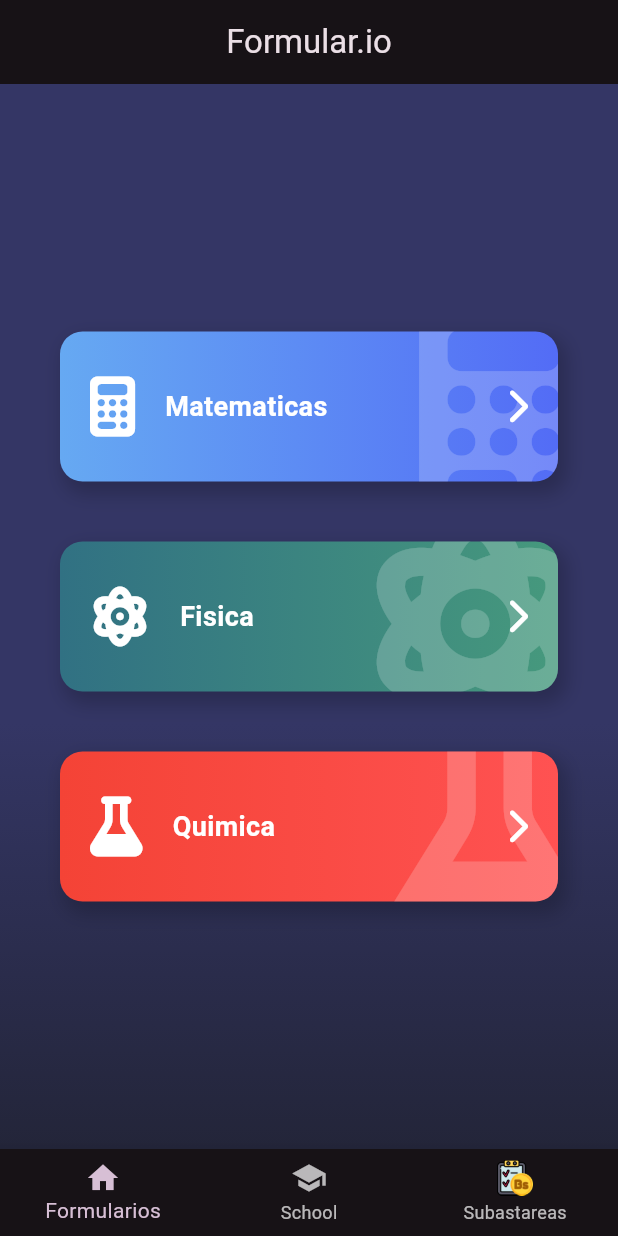
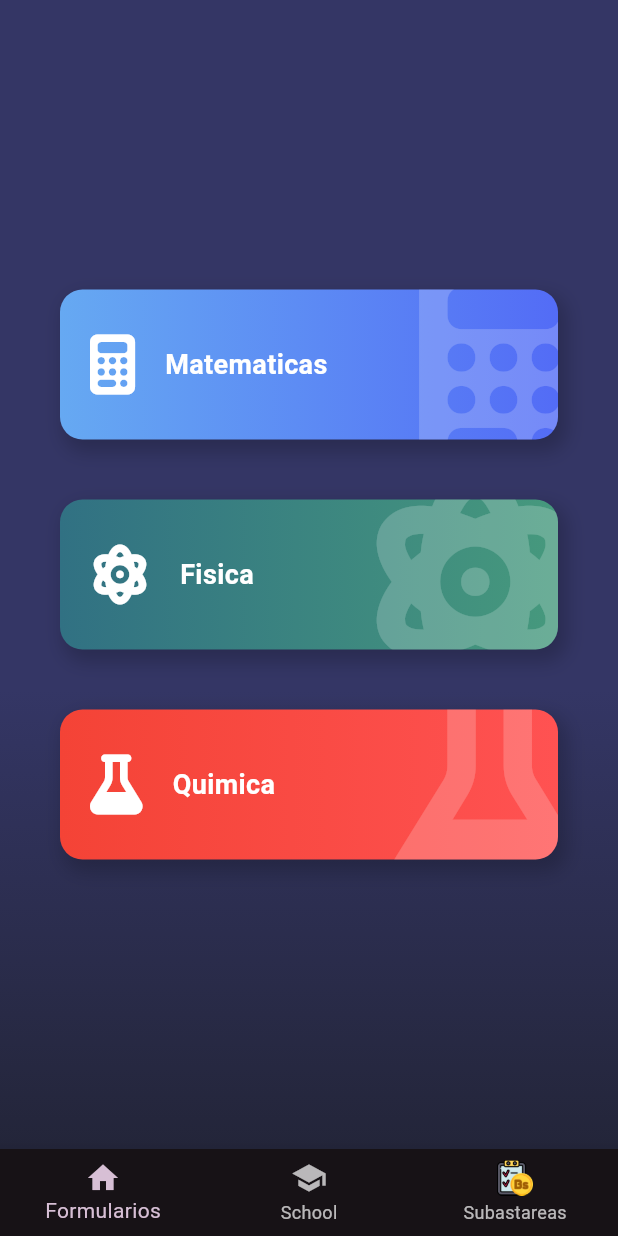
Before and after one commit to LarzlRael/formular.io, a Flutter app: the screen it shows after launch, on a phone screen of 412 x 824 dp. Run offline on Flutter 3.47's test engine with Material 2 defaults, Android fonts, the phone set to English and light mode, and no system bars; our stand-ins replace device_info_plus, flutter_riverpod, font_awesome_flutter, go_router, permission_handler; missing offline and left inert: flutter_downloader, pdf_viewer_plugin.

Commit message:
Formularios Updateing

```diff
--- /dev/null
+++ b/lib/constant/constant.dart
@@ -0,0 +1 @@
+const appName = 'Formular.io';
--- a/lib/main.dart
+++ b/lib/main.dart
@@ -1,6 +1,7 @@
 import 'package:flutter/material.dart';
 import 'package:flutter_downloader/flutter_downloader.dart';
 import 'package:flutter_riverpod/flutter_riverpod.dart';
+import 'package:formularios/constant/constant.dart';
 import 'package:formularios/provider/theme_provider.dart';
 import 'package:formularios/routes/app_routes.dart';
 import 'package:formularios/theme/app_theme.dart';
@@ -30,7 +31,7 @@ class MyApp extends ConsumerWidget {
     final AppTheme appTheme = ref.watch(themeNotifierProvider);
     return MaterialApp.router(
       debugShowCheckedModeBanner: false,
-      title: 'Material App',
+      title: appName,
       theme: appTheme.getTheme(),
       routerConfig: appRouter,
     );
--- a/lib/model/sumary_model.dart
+++ b/lib/model/sumary_model.dart
@@ -2,9 +2,7 @@
 //
 //     final sumaryModel = sumaryModelFromJson(jsonString);
 
-import 'dart:convert';
-
-import 'package:flutter/cupertino.dart';
+import 'package:flutter/material.dart';
 
 class SumaryModel {
   SumaryModel({
--- a/lib/pages/home_page.dart
+++ b/lib/pages/home_page.dart
@@ -14,10 +14,31 @@ class HomePage extends StatelessWidget {
   @override
   Widget build(BuildContext context) {
     return Scaffold(
-      appBar: AppBar(
-        title: const Text('Formular.io'),
+      /* appBar: AppBar(
+        title: const Text(appName),
+      ), */
+      body: Layout(
+        padding: 20,
+        child: Center(
+          child: Column(
+            mainAxisAlignment: MainAxisAlignment.center,
+            crossAxisAlignment: CrossAxisAlignment.center,
+            children: sumaryModel.temas
+                .map(
+                  (e) => ButtonCategory(
+                    icon: e.icon,
+                    text: e.name,
+                    onPress: () {
+                      context.push('/formulario_page', extra: e);
+                    },
+                    color1: e.color1,
+                    color2: e.color2,
                   ),
-      body: const MainContent(),
+                )
+                .toList(),
+          ),
+        ),
+      ),
     );
   }
 }
@@ -37,7 +58,9 @@ class MainContent extends StatelessWidget {
           crossAxisAlignment: CrossAxisAlignment.center,
           children: sumaryModel.temas
               .map(
-                (e) => ButtonCategory(
+                (e) => Hero(
+                  tag: e.name,
+                  child: ButtonCategory(
                     icon: e.icon,
                     text: e.name,
                     onPress: () {
@@ -45,6 +68,7 @@ class MainContent extends StatelessWidget {
                     },
                     color1: e.color1,
                     color2: e.color2,
+                  ),
                 ),
               )
               .toList(),
@@ -120,8 +144,10 @@ class MyStatefulWidget extends StatefulWidget {
 
 class _MyStatefulWidgetState extends State<MyStatefulWidget> {
   int _selectedIndex = 0;
+
   static const TextStyle optionStyle =
       TextStyle(fontSize: 30, fontWeight: FontWeight.bold);
+
   static const List<Widget> _widgetOptions = [
     HomePage(),
     Text(
@@ -144,7 +170,7 @@ class _MyStatefulWidgetState extends State<MyStatefulWidget> {
         child: _widgetOptions.elementAt(_selectedIndex),
       ),
       bottomNavigationBar: BottomNavigationBar(
-        items: <BottomNavigationBarItem>[
+        items: [
           const BottomNavigationBarItem(
             icon: Icon(Icons.home),
             label: 'Formularios',
--- a/lib/pages/pages.dart
+++ b/lib/pages/pages.dart
@@ -4,6 +4,7 @@ import 'dart:math';
 import 'dart:ui';
 import 'package:device_info_plus/device_info_plus.dart';
 import 'package:flutter_downloader/flutter_downloader.dart';
+import 'package:formularios/constant/constant.dart';
 import 'package:formularios/data/sumary.dart';
 import 'package:formularios/model/sumary_model.dart';
 import 'package:formularios/pages/layout.dart';
--- a/lib/widgets/button_category.dart
+++ b/lib/widgets/button_category.dart
@@ -50,10 +50,10 @@ class ButtonCategory extends StatelessWidget {
                         fontWeight: FontWeight.bold,
                       ),
                     ),
-                    const FaIcon(
-                      FontAwesomeIcons.chevronRight,
-                      color: Colors.white,
-                    ),
+                    /*  const FaIcon(
+                        FontAwesomeIcons.chevronRight,
+                        color: Colors.white,
+                      ), */
                     const SizedBox(
                       width: 40,
                     ),
@@ -83,22 +83,6 @@ class _ButtonBackGround extends StatelessWidget {
   @override
   Widget build(BuildContext context) {
     return Container(
-      child: ClipRRect(
-        borderRadius: BorderRadius.circular(15),
-        child: Stack(
-          children: [
-            Positioned(
-              child: FaIcon(
-                icon,
-                color: Colors.white.withOpacity(0.2),
-                size: 150,
-              ),
-              right: -20,
-              top: -20,
-            ),
-          ],
-        ),
-      ),
       width: double.infinity,
       height: 100,
       margin: const EdgeInsets.all(20),
@@ -119,6 +103,22 @@ class _ButtonBackGround extends StatelessWidget {
           ],
         ),
       ),
+      child: ClipRRect(
+        borderRadius: BorderRadius.circular(15),
+        child: Stack(
+          children: [
+            Positioned(
+              right: -20,
+              top: -20,
+              child: FaIcon(
+                icon,
+                color: Colors.white.withOpacity(0.2),
+                size: 150,
+              ),
+            ),
+          ],
+        ),
+      ),
     );
   }
 }
```
Also changed, not shown: lib/pages/formulario_page.dart (+13 -7 lines), lib/widgets/card_category.dart (+5 -5 lines). Lines whose indentation alone changed are shown as unchanged.
